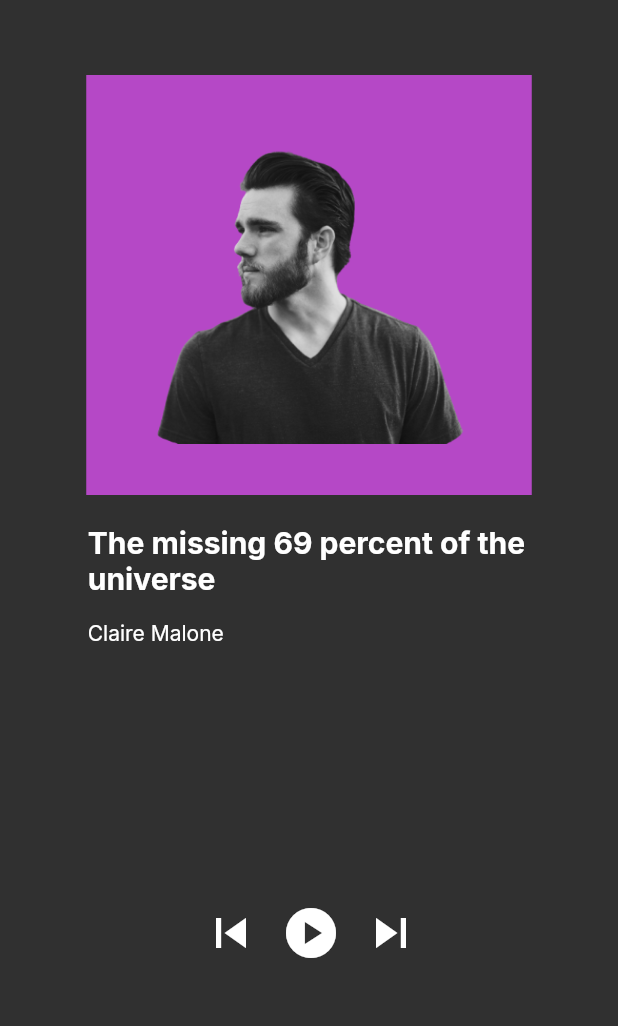
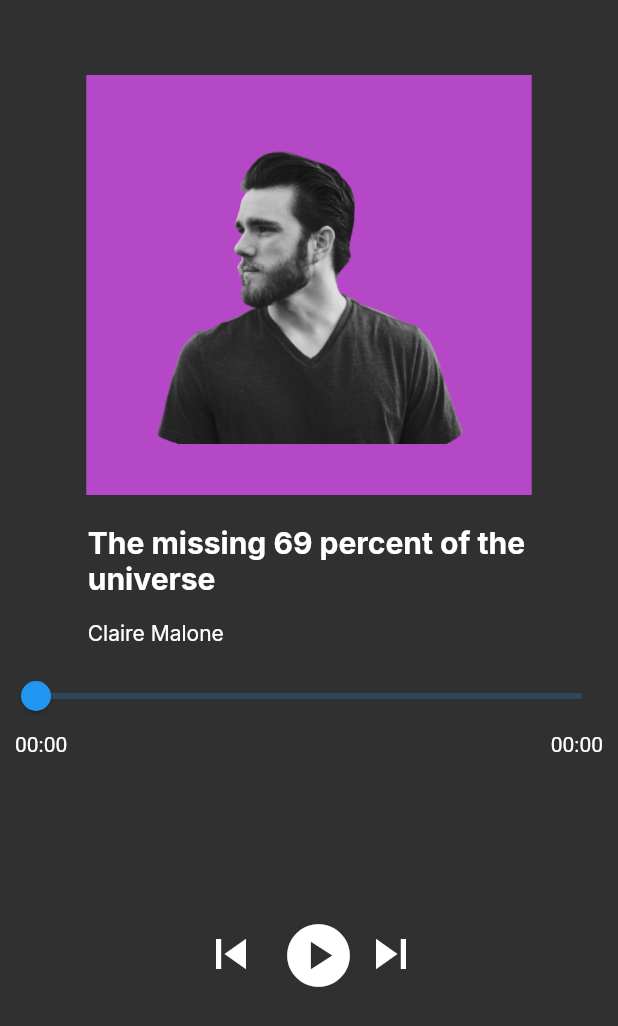
Before and after one commit to Yusuf-Solmaz/MusicPlayer, a Flutter app: the MusicPlayerBody widget shown alone on an empty page, opened directly, after a tap on the "play circle" icon, on a phone screen of 412 x 824 dp. Shown: the top 1026 px of the screen. Run offline on Flutter 3.47's test engine with Material 2 defaults, Android fonts, the phone set to English and light mode, and no system bars; our stand-ins replace audioplayers, google_fonts.

Commit message:
Playing Song Methods

```diff
--- a/lib/musicPlayer.dart
+++ b/lib/musicPlayer.dart
@@ -1,7 +1,6 @@
 import 'package:flutter/material.dart';
 import 'package:google_fonts/google_fonts.dart';
 import 'package:audioplayers/audioplayers.dart';
-
 
 class MusicPlayer extends StatelessWidget {
   @override
@@ -45,11 +44,49 @@ class MusicPlayer extends StatelessWidget {
   }
 }
 
-class MusicPlayerBody extends StatelessWidget {
+class MusicPlayerBody extends StatefulWidget {
+  @override
+  State<MusicPlayerBody> createState() => _MusicPlayerBodyState();
+}
+
+class _MusicPlayerBodyState extends State<MusicPlayerBody> {
+  final audioPlayer = AudioPlayer();
+  bool isPlaying = false;
+  Duration duration = Duration.zero;
+  Duration position = Duration.zero;
 
 
   @override
+  void initState() {
+    super.initState();
+    audioPlayer.onPlayerStateChanged.listen((event) {
+      setState(() {
+        isPlaying = event == PlayerState.playing;
+      });
+    });
+
+    audioPlayer.onDurationChanged.listen((newDuration) {
+      setState(() {
+        duration=newDuration;
+      });
+    });
+
+    audioPlayer.onPositionChanged.listen((newPosition) {
+      setState(() {
+        position = newPosition;
+      });
+    });
+  }
+
+  @override
+  void dispose() {
+    audioPlayer.dispose();
+    super.dispose();
+  }
+
+  @override
   Widget build(BuildContext context) {
+
     return Column(
       children: [
         Center(
@@ -62,7 +99,7 @@ class MusicPlayerBody extends StatelessWidget {
               child: Image.asset('images/img.png', fit: BoxFit.cover)),
         ),
         Container(
-          margin: EdgeInsets.only(top:20),
+          margin: EdgeInsets.only(top: 20),
           width: 295,
           height: 90,
           child: Column(
@@ -70,20 +107,37 @@ class MusicPlayerBody extends StatelessWidget {
             children: [
               Text(
                 "The missing 69 percent of the universe",
-                style: GoogleFonts.inter(fontSize: 20, fontWeight: FontWeight.bold),
+                style: GoogleFonts.inter(
+                    fontSize: 20, fontWeight: FontWeight.bold),
               ),
               Padding(
                 padding: const EdgeInsets.only(top: 15.0),
                 child: Text(
                   "Claire Malone",
-                  style: GoogleFonts.inter(fontSize: 14, fontWeight: FontWeight.w400),
+                  style: GoogleFonts.inter(
+                      fontSize: 14, fontWeight: FontWeight.w400),
                 ),
               )
             ],
           ),
         ),
+        Slider(
+            min: 0,
+            max: duration.inSeconds.toDouble(),
+            value: position.inSeconds.toDouble(),
+            onChanged: (value) async {}),
+        Padding(
+          padding: const EdgeInsets.symmetric(horizontal: 10.0),
+          child: Row(
+            mainAxisAlignment: MainAxisAlignment.spaceBetween,
+            children: [
+              Text(formatTime(position)),
+              Text(formatTime(duration))
+            ],
+          ),
+        ),
         Container(
-          margin: EdgeInsets.only(top:150),
+          margin: EdgeInsets.only(top: 100),
           width: 160,
           height: 56,
           child: Row(
@@ -102,16 +156,20 @@ class MusicPlayerBody extends StatelessWidget {
               ),
               Expanded(
                 child: IconButton(
-                  onPressed: () {
+                  icon: Icon(isPlaying ? Icons.pause : Icons.play_circle),
+                    iconSize: 50,
+                    onPressed: () async {
 
-
-                  },
-                  icon: Icon(
-                    Icons.play_circle,
-                    size: 40,
+                    if(isPlaying){
+                      await audioPlayer.pause();
+                    }
+                      else{
+                        await audioPlayer.play(AssetSource('slow.mp3'));
+                    }
+                    },
                   ),
                 ),
-              ),
+
               Expanded(
                 child: IconButton(
                   onPressed: () {
@@ -130,19 +188,16 @@ class MusicPlayerBody extends StatelessWidget {
     );
   }
 }
-/*child: ElevatedButton(
 
-            style: ElevatedButton.styleFrom(
-              primary: Colors.transparent,
-              elevation: 0,
-              shadowColor: Colors.transparent,
-              backgroundColor: Color(0xFF1F1D2B),
-              foregroundColor: Colors.green,
-              padding: EdgeInsets.all(12),
+String formatTime(Duration duration){
+  String twoDigits(int n) => n.toString().padLeft(2,"0");
+  final hours = twoDigits(duration.inHours);
+  final minutes = twoDigits(duration.inMinutes.remainder(60));
+  final seconds = twoDigits(duration.inSeconds.remainder(60));
 
-                ),
-            onPressed: (){    },
-            child: Icon(
-               Icons.play_circle,
-            size: 50,
-              color: Colors.white,*/
+  return [
+    if (duration.inHours > 0) hours,
+    minutes,
+    seconds
+  ].join(":");
+}
```
